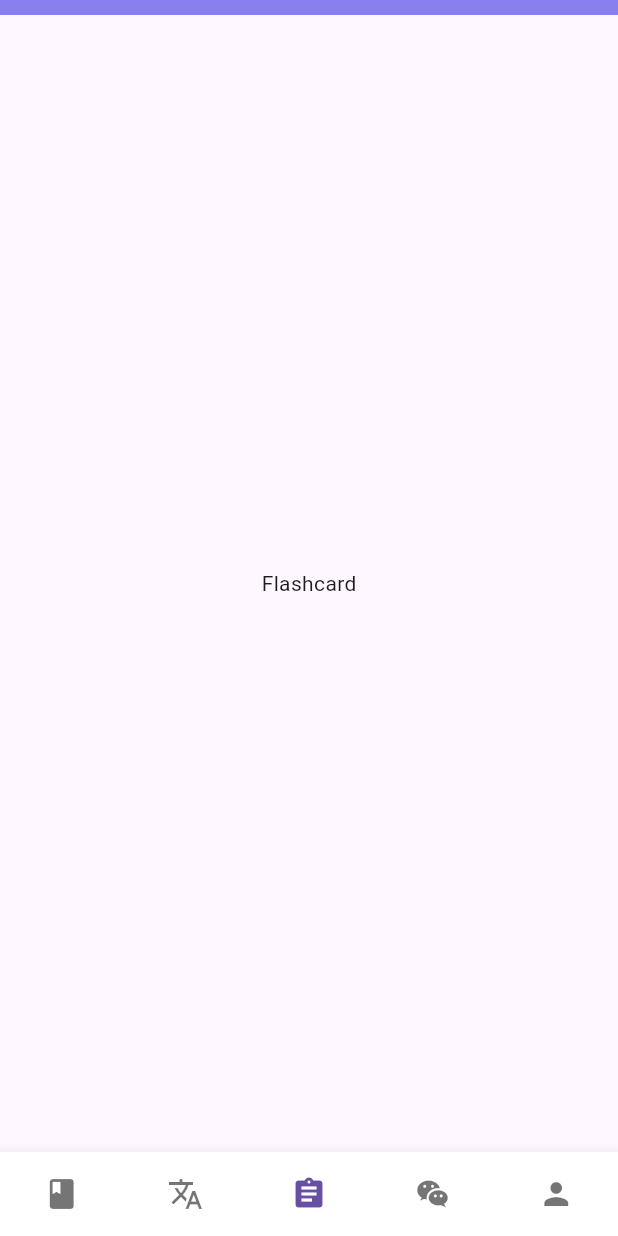
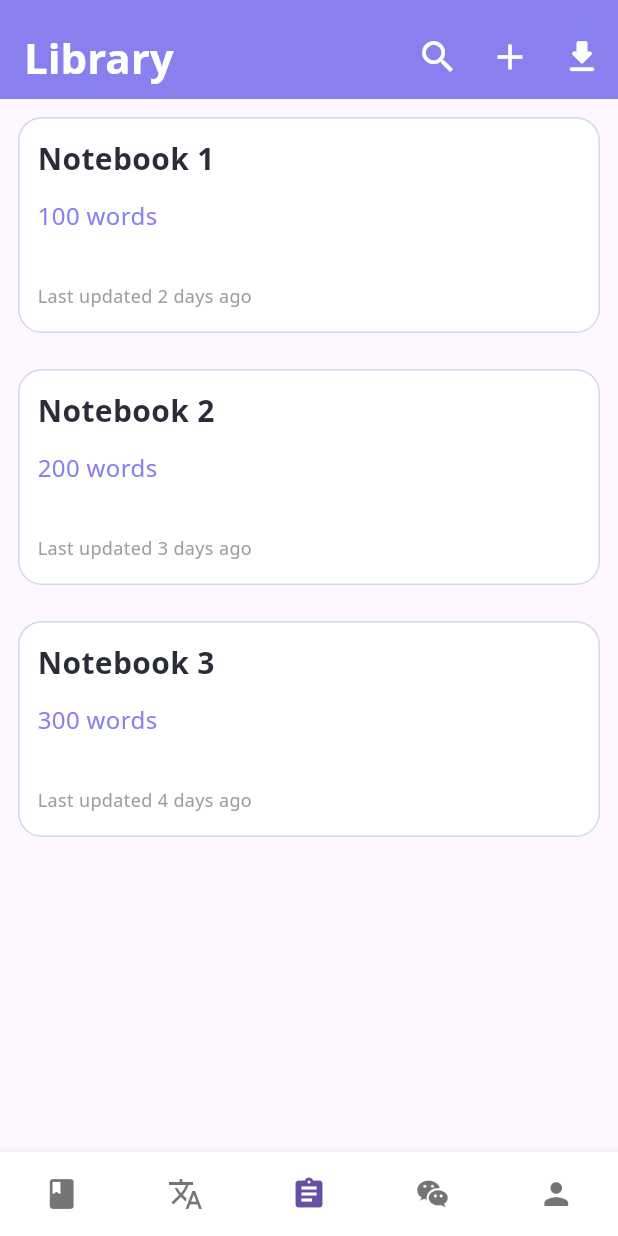
Before and after one commit to LearnJapaneseUET/AndroidFrontend, a Flutter app: the screen it shows once a user with an empty profile is signed in, item 3 of the bottom bar chosen, on a phone screen of 412 x 824 dp. Run offline on Flutter 3.47's test engine with Material 3 defaults, Android fonts, the phone set to English and light mode, and no system bars; our stand-ins replace firebase_auth, firebase_core, firebase_messaging, google_sign_in; accounts and stored records are empty; Roboto replaces fonts that are missing (Noto Sans).

Commit message:
feat: add static library ui

```diff
--- /dev/null
+++ b/lib/components/library/notebook.dart
@@ -0,0 +1,85 @@
+import 'package:flutter/material.dart';
+
+
+class Notebook extends StatelessWidget {
+  final String title;
+  final String wordCount;
+  final String updateDate;
+
+  const Notebook({
+    super.key,
+    required this.title,
+    required this.wordCount,
+    required this.updateDate,
+  });
+
+  @override
+  Widget build(BuildContext context) {
+    return Column(
+      children: [
+        Container(
+          margin: const EdgeInsets.all(12),
+
+          width: double.infinity,
+          height: 144,
+          padding: const EdgeInsets.symmetric(horizontal: 12, vertical: 16),
+          decoration: ShapeDecoration(
+            color: Colors.white,
+            shape: RoundedRectangleBorder(
+              side: BorderSide(width: 1, color: Color(0xFFD3D9EA)),
+              borderRadius: BorderRadius.circular(16),
+            ),
+          ),
+          child: Column(
+            mainAxisSize: MainAxisSize.min,
+            mainAxisAlignment: MainAxisAlignment.start,
+            crossAxisAlignment: CrossAxisAlignment.start,
+            children: [
+              Expanded(
+                child: SizedBox(
+                  width: double.infinity,
+                  child: Text(
+                    title,
+                    style: TextStyle(
+                      color: Color(0xFF2A2D37),
+                      fontSize: 20,
+                      fontWeight: FontWeight.bold,
+                      fontFamily: 'Noto Sans',
+                      height: 1,
+                    ),
+                  ),
+                ),
+              ),
+              Expanded(
+                child: SizedBox(
+
+                  child: Text(
+                    wordCount,
+                    style: TextStyle(
+                      color: Color(0xFF8980F0),
+                      fontSize: 16,
+                      fontFamily: 'Noto Sans',
+                      height: 0.2,
+                    ),
+                  ),
+                ),
+              ),
+              SizedBox(
+                width: double.infinity,
+                child: Text(
+                  updateDate,
+                  style: TextStyle(
+                    color: Colors.grey,
+                    fontSize: 12,
+                    fontFamily: 'Noto Sans',
+                    height: 0,
+                  ),
+                ),
+              ),
+            ],
+          ),
+        ),
+      ],
+    );
+  }
+}
--- a/lib/main.dart
+++ b/lib/main.dart
@@ -29,7 +29,7 @@ class MyApp extends StatelessWidget {
       home: const AuthPage(),
       navigatorKey: navigatorKey,
       routes: {
-        '/notification_screen':(context) => const NotificationPage(),
+        '/notification_screen': (context) => const NotificationPage(),
       },
     );
   }
--- a/lib/pages/chatbot_page.dart
+++ b/lib/pages/chatbot_page.dart
@@ -21,19 +21,24 @@ class ChatAppBar extends StatelessWidget implements PreferredSizeWidget {
   Widget build(BuildContext context) {
     return AppBar(
       elevation: 0,
-      backgroundColor: Colors.transparent,
+      backgroundColor: Color(0xFF8980F0),
       title: Row(
         children: [
-          Icon(Icons.rocket, color: Colors.blue, size: 30),
+          Icon(Icons.rocket, color: Colors.white, size: 28),
           SizedBox(width: 10),
           Text(
             "ChatGPT",
-            style: TextStyle(color: Colors.black, fontSize: 20),
+            style: TextStyle(
+              fontSize: 28,
+              fontFamily: 'Noto Sans',
+              fontWeight: FontWeight.w700,
+              color: Colors.white,
+            ),
           ),
           Spacer(),
           Text(
             "Online",
-            style: TextStyle(color: Colors.green, fontSize: 16),
+            style: TextStyle(color: Colors.white, fontSize: 18),
           ),
         ],
       ),
--- a/lib/pages/home_page.dart
+++ b/lib/pages/home_page.dart
@@ -2,6 +2,7 @@ import 'package:firebase_auth/firebase_auth.dart';
 import 'package:flutter/material.dart';
 import 'package:nihongo/pages/dictionary_page.dart';
 import 'package:nihongo/pages/chatbot_page.dart';
+import 'package:nihongo/pages/library_page.dart';
 
 class HomePage extends StatefulWidget {
   const HomePage({super.key});
@@ -16,7 +17,7 @@ class _HomePageState extends State<HomePage> {
   final tabs = [
     DictionaryPage(),
     Center(child: Text('Translate')),
-    Center(child: Text('Flashcard')),
+    LibraryPage(),
     ChatbotPage(),
     Center(child: Text('Profile')),
   ];
--- /dev/null
+++ b/lib/pages/library_page.dart
@@ -0,0 +1,99 @@
+import 'package:flutter/material.dart';
+
+import '../components/library/notebook.dart';
+
+class LibraryPage extends StatefulWidget {
+  const LibraryPage({super.key});
+
+  @override
+  State<LibraryPage> createState() => _LibraryPageState();
+}
+
+class _LibraryPageState extends State<LibraryPage> {
+  List<Notebook> notebookList = [];
+
+  @override
+  Widget build(BuildContext context) {
+    return Scaffold(
+      appBar: _appBar(),
+      body: libraryBody(),
+    );
+  }
+}
+
+AppBar _appBar() {
+  return AppBar(
+    title: const Text(
+      "Library",
+      style: TextStyle(
+        fontSize: 28,
+        fontFamily: 'Noto Sans',
+        fontWeight: FontWeight.w700,
+        color: Colors.white,
+      ),
+    ),
+    backgroundColor: Color(0xFF8980F0),
+    actions: [
+      IconButton(
+        icon: Icon(Icons.search, size: 28),
+        color: Colors.white,
+        onPressed: () {
+          // do something
+        },
+      ),
+      IconButton(
+        icon: Icon(Icons.add, size: 28),
+        color: Colors.white,
+        onPressed: () {
+          // do something
+        },
+      ),
+      IconButton(
+        icon: Icon(Icons.download_rounded, size: 28),
+        color: Colors.white,
+        onPressed: () {
+          // do something
+        },
+      ),
+    ],
+  );
+}
+
+class libraryBody extends StatefulWidget {
+  const libraryBody({super.key});
+
+  @override
+  _libraryBodyState createState() => _libraryBodyState();
+}
+
+class _libraryBodyState extends State<libraryBody> {
+  @override
+  Widget build(BuildContext context) {
+    return Container(
+      height: double.infinity,
+      width: double.infinity,
+      // color: Colors.blue,
+      child: ListView(
+        physics: BouncingScrollPhysics(),
+        children: [
+          Notebook(
+            title: "Notebook 1",
+            wordCount: "100 words",
+            updateDate: "Last updated 2 days ago",
+          ),
+          Notebook(
+            title: "Notebook 2",
+            wordCount: "200 words",
+            updateDate: "Last updated 3 days ago",
+          ),
+          Notebook(
+            title: "Notebook 3",
+            wordCount: "300 words",
+            updateDate: "Last updated 4 days ago",
+          ),
+
+        ],
+      ),
+    );
+  }
+}
```
Also changed, not shown: 1 other file.
